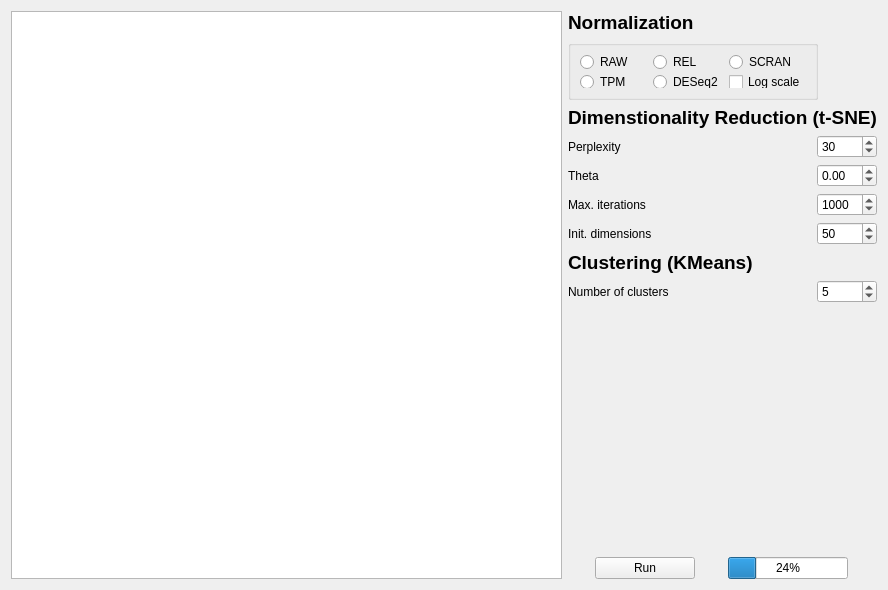
First picture: the form in assets/ui/analysisclustering.ui, repository jfnavarro/st_viewer, before the edit.
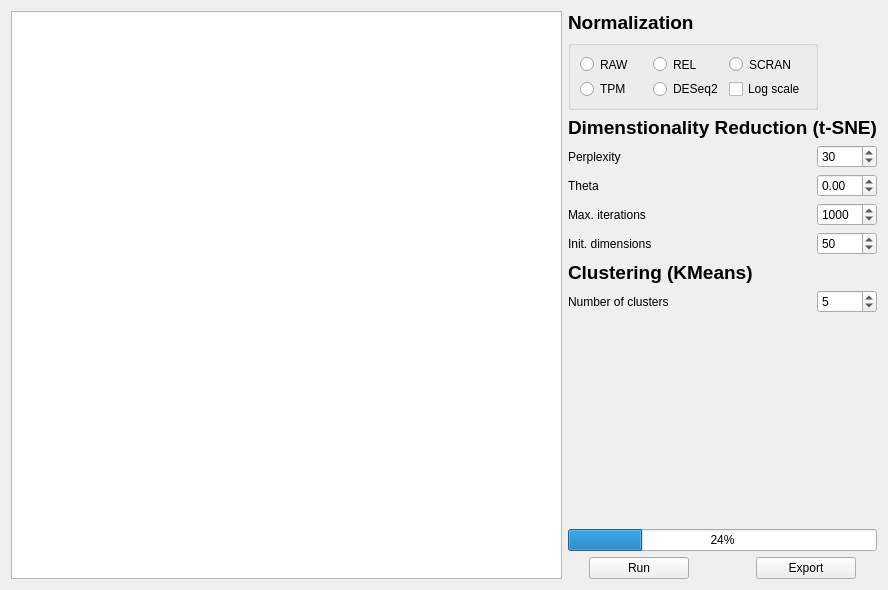
Second picture: the form after the edit. Custom widgets are drawn as their Qt base class.

Commit message: Added export to all the plots

What changed in the file:
```diff
--- a/assets/ui/analysisclustering.ui
+++ b/assets/ui/analysisclustering.ui
@@ -38,13 +38,13 @@
        <property name="minimumSize">
         <size>
          <width>250</width>
-         <height>60</height>
+         <height>70</height>
         </size>
        </property>
        <property name="maximumSize">
         <size>
          <width>250</width>
-         <height>60</height>
+         <height>70</height>
         </size>
        </property>
        <property name="cursor">
@@ -350,6 +350,31 @@
        </property>
       </spacer>
      </item>
+     <item>
+      <widget class="QProgressBar" name="progressBar">
+       <property name="sizePolicy">
+        <sizepolicy hsizetype="Preferred" vsizetype="Fixed">
+         <horstretch>0</horstretch>
+         <verstretch>0</verstretch>
+        </sizepolicy>
+       </property>
+       <property name="minimumSize">
+        <size>
+         <width>0</width>
+         <height>0</height>
+        </size>
+       </property>
+       <property name="maximumSize">
+        <size>
+         <width>16777215</width>
+         <height>16777215</height>
+        </size>
+       </property>
+       <property name="value">
+        <number>24</number>
+       </property>
+      </widget>
+     </item>
      <item>
       <layout class="QHBoxLayout" name="horizontalLayout">
        <item>
@@ -381,27 +406,46 @@
         </widget>
        </item>
        <item>
-        <widget class="QProgressBar" name="progressBar">
-         <property name="sizePolicy">
-          <sizepolicy hsizetype="Fixed" vsizetype="Fixed">
-           <horstretch>0</horstretch>
-           <verstretch>0</verstretch>
-          </sizepolicy>
+        <spacer name="horizontalSpacer">
+         <property name="orientation">
+          <enum>Qt::Horizontal</enum>
          </property>
+         <property name="sizeType">
+          <enum>QSizePolicy::Preferred</enum>
+         </property>
+         <property name="sizeHint" stdset="0">
+          <size>
+           <width>40</width>
+           <height>20</height>
+          </size>
+         </property>
+        </spacer>
+       </item>
+       <item>
+        <widget class="QPushButton" name="exportPlot">
          <property name="minimumSize">
           <size>
-           <width>120</width>
+           <width>100</width>
            <height>0</height>
           </size>
          </property>
          <property name="maximumSize">
           <size>
-           <width>120</width>
+           <width>100</width>
            <height>16777215</height>
           </size>
          </property>
-         <property name="value">
-          <number>24</number>
+         <property name="cursor">
+          <cursorShape>PointingHandCursor</cursorShape>
+         </property>
+         <property name="toolTip">
+          <string>Export the t-SNE plot to a file</string>
+         </property>
+         <property name="statusTip">
+          <string>Export the t-SNE plot to a file</string>
+         </property>
+         <property name="text">
+          <string>Export</string>
          </property>
         </widget>
        </item>
```
Left out of the diff: 9 changed lines with no effect on the pictures. The commit also changes 12 other files.
